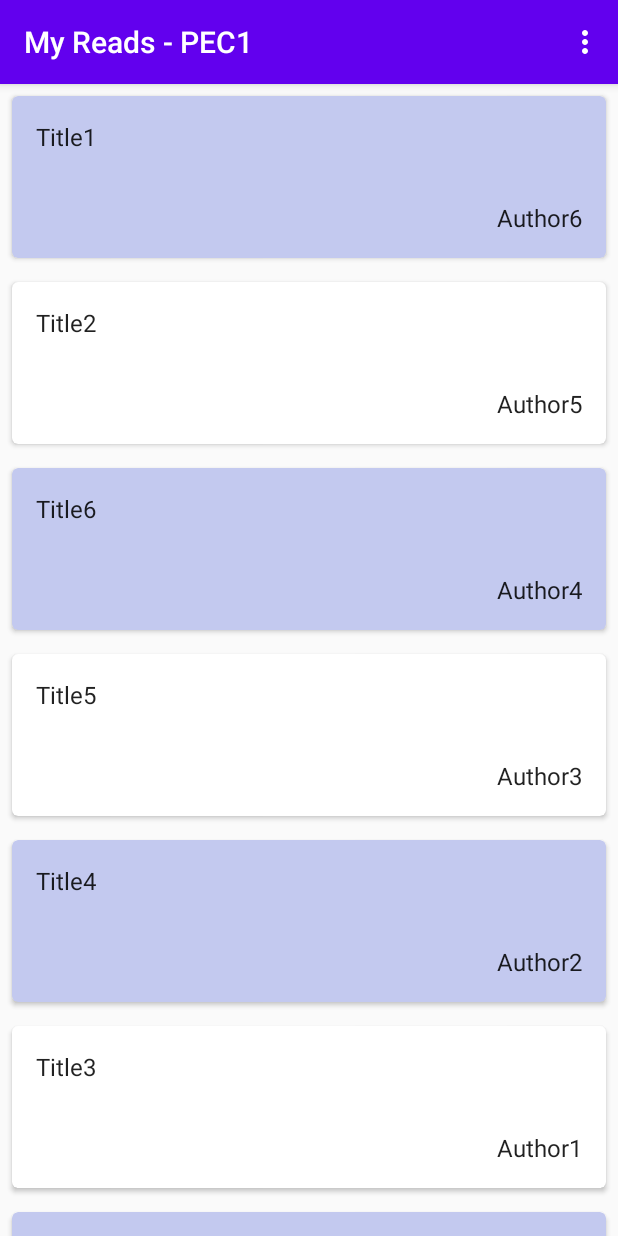
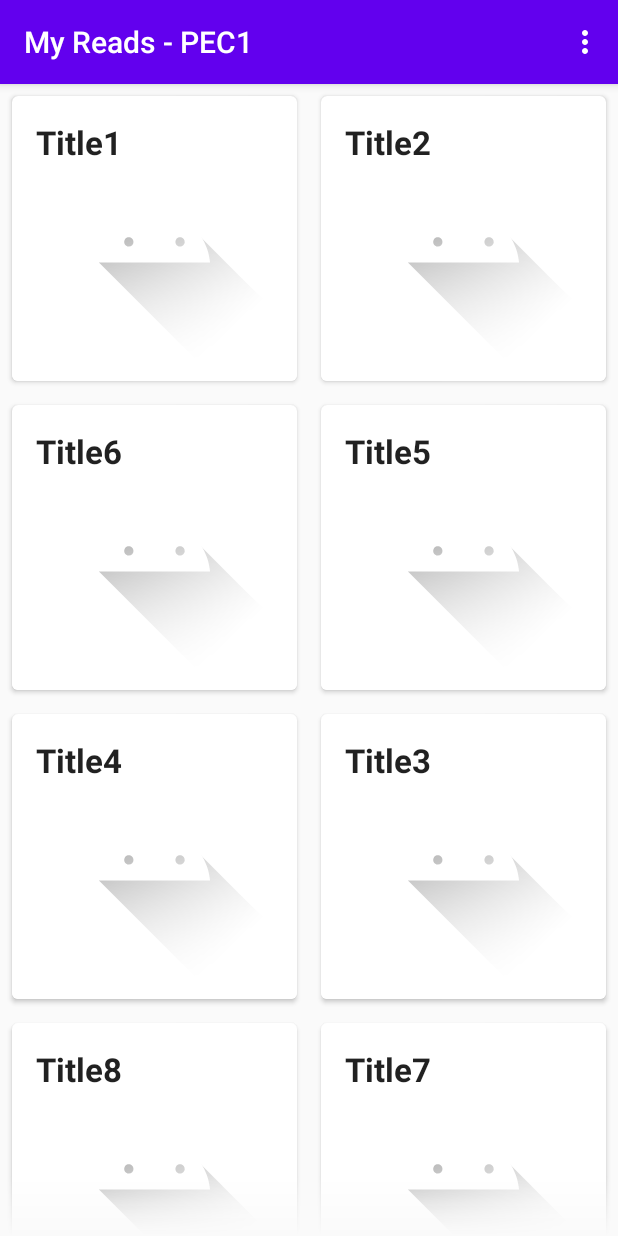
Before and after one commit to Koda-Uz/MyReads_PEC1, an Android app: the screen it shows after launch (BookListActivity), on a phone screen of 412 x 824 dp. Run offline under Robolectric (Android 15) with nearby library versions, the phone set to English and light mode, and no system bars; our stand-ins replace Picasso; pictures from the network do not load; 1 statement that could not run was skipped.

Commit message:
Exercise 6

```diff
--- a/app/build.gradle
+++ b/app/build.gradle
@@ -37,4 +37,7 @@ dependencies {
     androidTestImplementation 'androidx.test.ext:junit:1.1.2'
     androidTestImplementation 'androidx.test.espresso:espresso-core:3.3.0'
     implementation 'androidx.cardview:cardview:1.0.0'
+
+    // Picasso
+    implementation 'com.squareup.picasso:picasso:2.5.2'
 }
--- a/app/src/main/AndroidManifest.xml
+++ b/app/src/main/AndroidManifest.xml
@@ -1,6 +1,8 @@
 <?xml version="1.0" encoding="utf-8"?>
 <manifest xmlns:android="http://schemas.android.com/apk/res/android"
     package="edu.uoc.android.myreads_pec1">
+
+    <uses-permission android:name="android.permission.INTERNET"/>
 
     <application
         android:allowBackup="true"
--- a/app/src/main/java/edu/uoc/android/myreads_pec1/BookDetailFragment.kt
+++ b/app/src/main/java/edu/uoc/android/myreads_pec1/BookDetailFragment.kt
@@ -6,7 +6,9 @@ import android.view.LayoutInflater
 import android.view.View
 import android.view.ViewGroup
 import com.google.android.material.appbar.CollapsingToolbarLayout
+import com.squareup.picasso.Picasso
 import edu.uoc.android.myreads_pec1.model.BookModel
+import kotlinx.android.synthetic.main.fragment_book_detail.*
 import kotlinx.android.synthetic.main.fragment_book_detail.view.*
 import java.text.SimpleDateFormat
 import java.util.*
@@ -55,6 +57,10 @@ class BookDetailFragment : Fragment() {
             rootView.bookAuthor.text = it.author
             rootView.bookDate.text = formatter.format(it.publicationDate)
             rootView.bookDescription.text = it.description
+            Picasso.with(context)
+                .load(it.imageUrl)
+                .placeholder(R.drawable.book)
+                .into(rootView.bookImage)
         }
 
         return rootView
--- a/app/src/main/java/edu/uoc/android/myreads_pec1/BookListActivity.kt
+++ b/app/src/main/java/edu/uoc/android/myreads_pec1/BookListActivity.kt
@@ -3,8 +3,11 @@ package edu.uoc.android.myreads_pec1
 import android.os.Bundle
 import android.view.Menu
 import android.view.MenuItem
+import android.widget.LinearLayout
 import androidx.appcompat.app.AppCompatActivity
+import androidx.recyclerview.widget.LinearLayoutManager
 import androidx.recyclerview.widget.RecyclerView
+import androidx.recyclerview.widget.StaggeredGridLayoutManager
 import edu.uoc.android.myreads_pec1.adapter.RecyclerViewAdapter
 import edu.uoc.android.myreads_pec1.model.BookModel
 import kotlinx.android.synthetic.main.activity_book_list.*
@@ -77,7 +80,18 @@ class BookListActivity : AppCompatActivity() {
      */
     private fun setupRecyclerView(recyclerView: RecyclerView) {
         recyclerView.adapter = RecyclerViewAdapter(BookModel.BOOKS,
-            twoPane, supportFragmentManager)
+            twoPane, this, supportFragmentManager)
 
+        val staggeredGridLayoutManager = StaggeredGridLayoutManager(
+            COLUMNS,
+            LinearLayoutManager.VERTICAL)
+
+        if (!twoPane) {
+            recyclerView.layoutManager = staggeredGridLayoutManager
+        }
+    }
+
+    companion object LayoutData {
+        const val COLUMNS = 2
     }
 }
--- a/app/src/main/java/edu/uoc/android/myreads_pec1/adapter/RecyclerViewAdapter.kt
+++ b/app/src/main/java/edu/uoc/android/myreads_pec1/adapter/RecyclerViewAdapter.kt
@@ -1,18 +1,23 @@
 package edu.uoc.android.myreads_pec1.adapter
 
+import android.content.Context
 import android.content.Intent
 import android.os.Bundle
 import android.view.LayoutInflater
 import android.view.View
 import android.view.ViewGroup
+import android.widget.ImageView
 import android.widget.TextView
 import androidx.fragment.app.FragmentManager
 import androidx.recyclerview.widget.RecyclerView
+import com.squareup.picasso.Picasso
 import edu.uoc.android.myreads_pec1.BookDetailActivity
 import edu.uoc.android.myreads_pec1.BookDetailFragment
 import edu.uoc.android.myreads_pec1.R
 import edu.uoc.android.myreads_pec1.model.BookModel
 import kotlinx.android.synthetic.main.view_holder_odd.view.*
+import kotlinx.android.synthetic.main.view_holder_odd.view.title
+import kotlinx.android.synthetic.main.view_holder_phone.view.*
 
 /**
  * This class implements a simple adapter for the RecyclerView
@@ -23,9 +28,12 @@ import kotlinx.android.synthetic.main.view_holder_odd.view.*
  * @param twoPane: Boolean indicating app mode
  * @param fragmentManager: Fragment manager for loading details fragment
  */
-class RecyclerViewAdapter(private val myData: MutableList<BookModel.BookItem>,
-                          private val twoPane: Boolean,
-                          private val fragmentManager: FragmentManager) :
+class RecyclerViewAdapter(
+    private val myData: MutableList<BookModel.BookItem>,
+    private val twoPane: Boolean,
+    private val context: Context,
+    private val fragmentManager: FragmentManager
+) :
     RecyclerView.Adapter<RecyclerViewAdapter.ViewHolder>() {
 
     // OnClickListener
@@ -65,15 +73,22 @@ class RecyclerViewAdapter(private val myData: MutableList<BookModel.BookItem>,
      * Creates new views
      * Will create different views for even and odd numbers
      */
-    override fun onCreateViewHolder(parent: ViewGroup,
-                                    viewType: Int): ViewHolder {
+    override fun onCreateViewHolder(
+        parent: ViewGroup,
+        viewType: Int
+    ): ViewHolder {
 
-        val view = if (viewType == ODD) {
+        val view = if (!twoPane) {
             LayoutInflater.from(parent.context)
-                .inflate(R.layout.view_holder_odd, parent, false) as View
+                .inflate(R.layout.view_holder_phone, parent, false) as View
         } else {
-            LayoutInflater.from(parent.context)
-                .inflate(R.layout.view_holder_even, parent, false) as View
+            if (viewType == ODD) {
+                LayoutInflater.from(parent.context)
+                    .inflate(R.layout.view_holder_odd, parent, false) as View
+            } else {
+                LayoutInflater.from(parent.context)
+                    .inflate(R.layout.view_holder_even, parent, false) as View
+            }
         }
 
         return ViewHolder(view)
@@ -88,11 +103,22 @@ class RecyclerViewAdapter(private val myData: MutableList<BookModel.BookItem>,
          */
         val book = myData[position]
         holder.title.text = book.title
-        holder.author.text = book.author
+        holder.author?.let {
+            it.text = book.author
+        }
         holder.id = book.id
+        if (!twoPane) {
+            holder.image?.let {
+                Picasso.with(context)
+                    .load(book.imageUrl)
+                    .placeholder(R.drawable.ic_launcher_background)
+                    .error(R.drawable.ic_launcher_foreground)
+                    .into(it)
+            }
+        }
         with(holder.itemView) {
             tag = book
-            setOnClickListener (onClickListener)
+            setOnClickListener(onClickListener)
         }
     }
 
@@ -100,7 +126,7 @@ class RecyclerViewAdapter(private val myData: MutableList<BookModel.BookItem>,
      * Returns 0 for even items, 1 for odd items
      */
     override fun getItemViewType(position: Int): Int {
-        return  position % 2
+        return position % 2
     }
 
     /**
@@ -113,8 +139,9 @@ class RecyclerViewAdapter(private val myData: MutableList<BookModel.BookItem>,
      * More data will be added later
      */
     inner class ViewHolder(view: View) : RecyclerView.ViewHolder(view) {
-        val title: TextView = view.findViewById(R.id.title)
-        val author: TextView = view.findViewById(R.id.author)
+        val title: TextView = view.title
+        val author: TextView? = view.author
+        val image: ImageView? = view.image
         var id = 0
     }
 
--- a/app/src/main/java/edu/uoc/android/myreads_pec1/model/BookModel.kt
+++ b/app/src/main/java/edu/uoc/android/myreads_pec1/model/BookModel.kt
@@ -26,25 +26,25 @@ object BookModel {
     init {
 
         val book1 = BookItem(0, "Title1", "Author6", Date(),
-            "Description", null
+            "Description", "https://i.pinimg.com/564x/34/21/2f/34212ff03e2a23088069b29db4279495.jpg"
         )
         val book2 = BookItem(1, "Title2", "Author5", Date(),
-            "Description2", null)
+            "Description2", "https://i.pinimg.com/564x/6f/b9/e9/6fb9e9e096809265089a19daaa7abf41.jpg")
         val book3 = BookItem(2, "Title6", "Author4", Date(),
-            "Description3", null
+            "Description3", "https://i.pinimg.com/564x/59/92/84/599284d78be7af2f165c3d46d00aa65b.jpg"
         )
         val book4 = BookItem(3, "Title5", "Author3", Date(),
-            "Description4", null)
+            "Description4", "https://i.pinimg.com/236x/29/ea/80/29ea808fb111652135a0f87c30a5c3f2.jpg")
         val book5 = BookItem(4, "Title4", "Author2", Date(),
-            "Description5", null
+            "Description5", "https://i.pinimg.com/236x/47/e2/34/47e234fdafb6d4e111cd7efefb2d936e.jpg"
         )
         val book6 = BookItem(5, "Title3", "Author1", Date(),
-            "Description6", null)
+            "Description6", "https://i.pinimg.com/564x/c5/43/9d/c5439df8dfc01c82b9f3d6353711398b.jpg")
         val book7 = BookItem(6, "Title8", "Author7", Date(),
-            "Description7", null
+            "Description7", "https://i.pinimg.com/564x/52/68/c0/5268c09f8091da6eb47203dd102fc67d.jpg"
         )
         val book8 = BookItem(7, "Title7", "Author8", Date(),
-            "Description8", null)
+            "Description8", "https://i.pinimg.com/564x/3e/a8/d5/3ea8d5f726091d881dafee19807b64c0.jpg")
 
         addBook(book1)
         addBook(book2)
--- /dev/null
+++ b/app/src/main/res/drawable/gradient.xml
@@ -0,0 +1,9 @@
+<shape xmlns:android="http://schemas.android.com/apk/res/android"
+    android:shape="rectangle">
+    <!-- Gradient for images in recyclerview -->
+    <gradient
+        android:angle="-270"
+        android:endColor="@color/gradient_end"
+        android:centerColor="@color/gradient_start"
+        android:startColor="@color/gradient_start" />
+</shape>
--- a/app/src/main/res/layout/book_list.xml
+++ b/app/src/main/res/layout/book_list.xml
@@ -5,6 +5,9 @@
     android:id="@+id/book_list"
     android:layout_width="match_parent"
     android:layout_height="match_parent"
+    android:fadingEdge="horizontal"
+    android:fadingEdgeLength="40dp"
+    android:requiresFadingEdge="vertical"
     app:layoutManager="LinearLayoutManager"
     tools:context=".BookListActivity"
     tools:listitem="@layout/view_holder_odd" />
--- /dev/null
+++ b/app/src/main/res/layout/view_holder_phone.xml
@@ -0,0 +1,47 @@
+<?xml version="1.0" encoding="utf-8"?>
+<!-- Card view for app in single-pane mode-->
+<androidx.cardview.widget.CardView xmlns:android="http://schemas.android.com/apk/res/android"
+    xmlns:app="http://schemas.android.com/apk/res-auto"
+    xmlns:tools="http://schemas.android.com/tools"
+    android:layout_width="match_parent"
+    android:layout_height="wrap_content"
+    android:layout_margin="8dp"
+    app:cardCornerRadius="4dp"
+    app:cardElevation="2dp">
+
+    <RelativeLayout
+        android:layout_width="match_parent"
+        android:layout_height="wrap_content">
+
+        <ImageView
+            android:id="@+id/image"
+            android:layout_width="match_parent"
+            android:layout_height="wrap_content"
+            android:layout_gravity="center"
+            android:contentDescription="@string/book_picture"
+            android:padding="8dp"
+            android:scaleType="centerCrop"
+            android:adjustViewBounds="true"
+            android:src="@drawable/book"
+            android:foreground="@drawable/gradient"/>
+
+        <TextView
+            android:id="@+id/title"
+            android:layout_width="wrap_content"
+            android:layout_height="wrap_content"
+            android:layout_alignStart="@+id/image"
+            android:layout_alignLeft="@+id/image"
+            android:layout_alignTop="@+id/image"
+            android:layout_marginStart="@dimen/text_margin"
+            android:layout_marginLeft="@dimen/text_margin"
+            android:layout_marginTop="@dimen/text_margin"
+            android:layout_marginEnd="@dimen/text_margin"
+            android:layout_marginRight="@dimen/text_margin"
+            android:layout_marginBottom="@dimen/text_margin"
+            android:textAppearance="@style/TextAppearance.AppCompat.Large"
+            android:textStyle="bold"
+            tools:text="Title" />
+
+    </RelativeLayout>
+
+</androidx.cardview.widget.CardView>
--- a/app/src/main/res/values/colors.xml
+++ b/app/src/main/res/values/colors.xml
@@ -4,4 +4,6 @@
     <color name="colorPrimaryDark">#3700B3</color>
     <color name="colorAccent">#03DAC5</color>
     <color name="colorEvenItem">#C3C9EF</color>
+    <color name="gradient_start">#00000000</color>
+    <color name="gradient_end">#FFFFFF</color>
 </resources>
```
